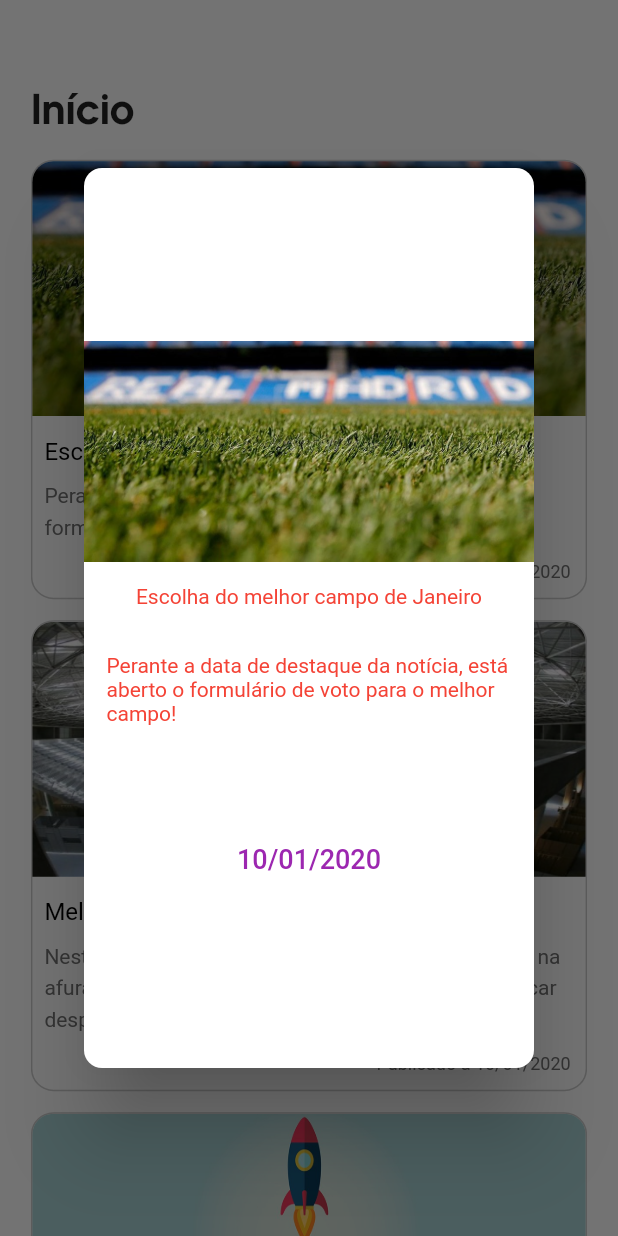
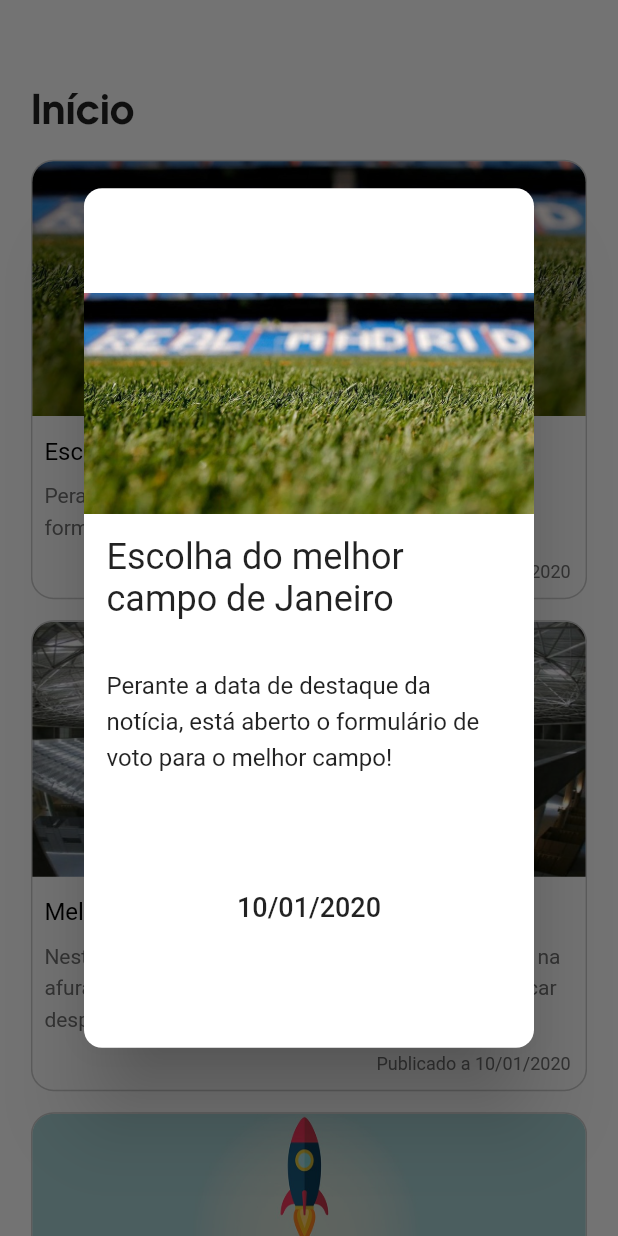
Before and after one commit to Fonseca2570/TEN, a Flutter app: the HomeScreen screen opened directly, after a tap on "Escolha do melhor campo de Janeiro", on a phone screen of 412 x 824 dp. Run offline on Flutter 3.47's test engine with Material 2 defaults, Android fonts, the phone set to English and light mode, and no system bars; our stand-ins replace cached_network_image, cloud_firestore, firebase_auth, firebase_storage, flutter_calendar_carousel, flutter_image_compress and 5 more; accounts and stored records are empty.

Commit message:
Stable Version 2.0 (DONT UPGRADE PACKAGES. ONLY GET)
NOTE: Colors on Home Screen are now fixed. Add a text in the middle of the modal in fields.dart when there is no booking.

```diff
--- a/futmm/lib/screens/BottomNavigationScreens/Fields_Tab/fields_screen.dart
+++ b/futmm/lib/screens/BottomNavigationScreens/Fields_Tab/fields_screen.dart
@@ -4,6 +4,7 @@ import 'package:flutter/cupertino.dart';
 import 'package:flutter/material.dart';
 import 'package:futmm/utilities/app_settings.dart';
 import 'package:futmm/utilities/size_config.dart';
+import 'package:futmm/utilities/styles.dart';
 import 'package:theme_provider/theme_provider.dart';
 import 'fields.dart';
 
@@ -94,7 +95,7 @@ class _FieldsScreenState extends State<FieldsScreen> {
                     stream: Firestore.instance.collection('campos').snapshots(),
                     builder: (context,snapshot){
                       if(snapshot.data == null) return Center(
-                        child: Center(child: CircularProgressIndicator()),
+                        child: Center(child: CircularProgressIndicator(valueColor: new AlwaysStoppedAnimation<Color>(DM.isDark ? ColorsApp.brightGreenColor : ColorsApp.normalGreenColor))),
                       );
                       return ListView(
                         children: makeListWidget(snapshot, widget.userId),
--- a/futmm/lib/screens/BottomNavigationScreens/Home_Tab/home_screen.dart
+++ b/futmm/lib/screens/BottomNavigationScreens/Home_Tab/home_screen.dart
@@ -14,10 +14,10 @@ Dialog showalert(String img, String title, String texto, String data) {
   Dialog errorDialog = Dialog(
     shape: RoundedRectangleBorder(borderRadius: BorderRadius.circular(12.0)),
     //this right here
+    child: Padding(
+      padding: const EdgeInsets.symmetric(vertical: 70.0),
       child: Container(
-      height: 600.0,
         width: 300.0,
-
         child: Column(
           mainAxisAlignment: MainAxisAlignment.center,
           mainAxisSize: MainAxisSize.min,
@@ -25,11 +25,11 @@ Dialog showalert(String img, String title, String texto, String data) {
             Image.asset(img),
             Padding(
               padding: EdgeInsets.all(15.0),
-            child: Text(title, style: TextStyle(color: Colors.red),),
+              child: Text(title, style: TextStyle(fontSize: 24, fontWeight: FontWeight.w400),),
             ),
             Padding(
               padding: EdgeInsets.all(15.0),
-            child: Text(texto, style: TextStyle(color: Colors.red),),
+              child: Text(texto, style: TextStyle(fontSize: 16, height: 1.5)),
             ),
             Padding(padding: EdgeInsets.only(top: 50.0)),
             FlatButton(onPressed: () {
@@ -37,8 +37,9 @@ Dialog showalert(String img, String title, String texto, String data) {
               Navigator.of(context).pop();
             },
                 child: Text(data,
-                style: TextStyle(color: Colors.purple, fontSize: 18.0),))
+                  style: TextStyle(fontSize: 18.0),))
           ],
+        ),
       ),
     ),
   );
--- a/futmm/lib/screens/BottomNavigationScreens/Profile_Tab/profile_screen.dart
+++ b/futmm/lib/screens/BottomNavigationScreens/Profile_Tab/profile_screen.dart
@@ -37,7 +37,7 @@ class _ProfileScreenState extends State<ProfileScreen> {
             builder: (BuildContext context, AsyncSnapshot snapshot) {
               if (!snapshot.hasData){
                 return Center(
-                  child: CircularProgressIndicator(),
+                  child: CircularProgressIndicator(valueColor: new AlwaysStoppedAnimation<Color>(DM.isDark ? ColorsApp.brightGreenColor : ColorsApp.normalGreenColor)),
                 );
               }
               User user = User.fromDoc(snapshot.data);
--- a/futmm/lib/utilities/animations.dart
+++ b/futmm/lib/utilities/animations.dart
@@ -31,7 +31,9 @@ class ScaleRoute extends PageRouteBuilder {
   );
 }
 
-class FutCircularAProgress extends CircularProgressIndicator{
+class FutCircularProgress extends CircularProgressIndicator{
+  final Animation<Color> valueColor;
+  FutCircularProgress({this.valueColor});
 
   Widget build(BuildContext context) {
     return CircularProgressIndicator(
--- a/futmm/pubspec.yaml
+++ b/futmm/pubspec.yaml
@@ -35,7 +35,7 @@ dependencies:
   path_provider: ^1.5.1
   flutter_image_compress: ^0.6.3
   flutter_calendar_carousel: ^1.4.9
-  firebase_messaging: ^5.1.8
+  flutter_email_sender: ^2.2.2
 
   # The following adds the Cupertino Icons font to your application.
   # Use with the CupertinoIcons class for iOS style icons.
```
Also changed, not shown: futmm/lib/screens/BottomNavigationScreens/Fields_Tab/fields.dart (+38 -9 lines), futmm/pubspec.lock, 1 other file. Lines whose indentation alone changed are shown as unchanged.
